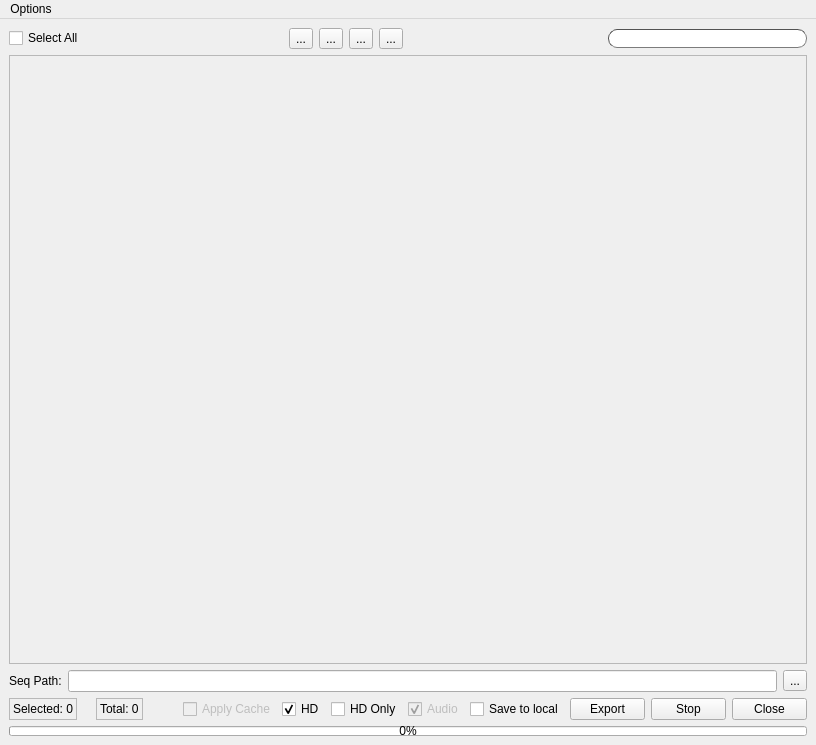
Before: the Qt Designer form ui/submitter.ui in iceanimations/shot_subm_use_multishot, drawn with Qt 5.
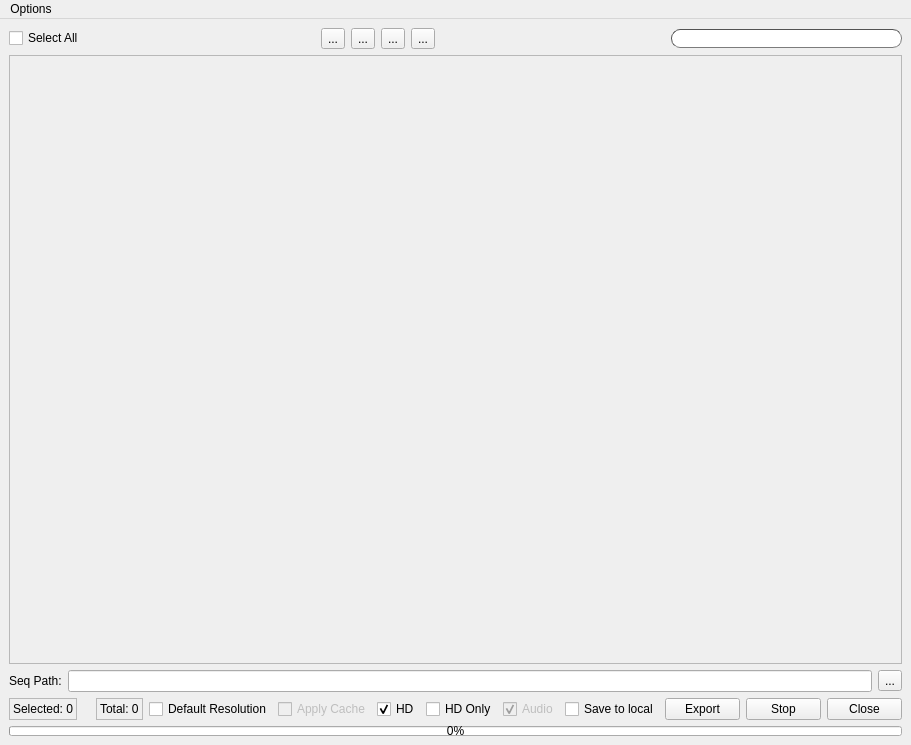
After: the same form once the commit is applied.

Patch:
```diff
--- a/ui/submitter.ui
+++ b/ui/submitter.ui
@@ -121,7 +121,7 @@
          <x>0</x>
          <y>0</y>
          <width>796</width>
-         <height>600</height>
+         <height>601</height>
         </rect>
        </property>
        <layout class="QVBoxLayout" name="verticalLayout_4">
@@ -226,6 +226,16 @@
         </property>
        </spacer>
       </item>
+      <item>
+       <widget class="QCheckBox" name="defaultResolutionButton">
+        <property name="toolTip">
+         <string>Get the resolution for preview from render settings</string>
+        </property>
+        <property name="text">
+         <string>Default Resolution</string>
+        </property>
+       </widget>
+      </item>
       <item>
        <widget class="QCheckBox" name="applyCacheButton">
         <property name="enabled">
@@ -350,7 +360,7 @@
      <x>0</x>
      <y>0</y>
      <width>816</width>
-     <height>22</height>
+     <height>21</height>
     </rect>
    </property>
    <widget class="QMenu" name="menuOptions">
```
